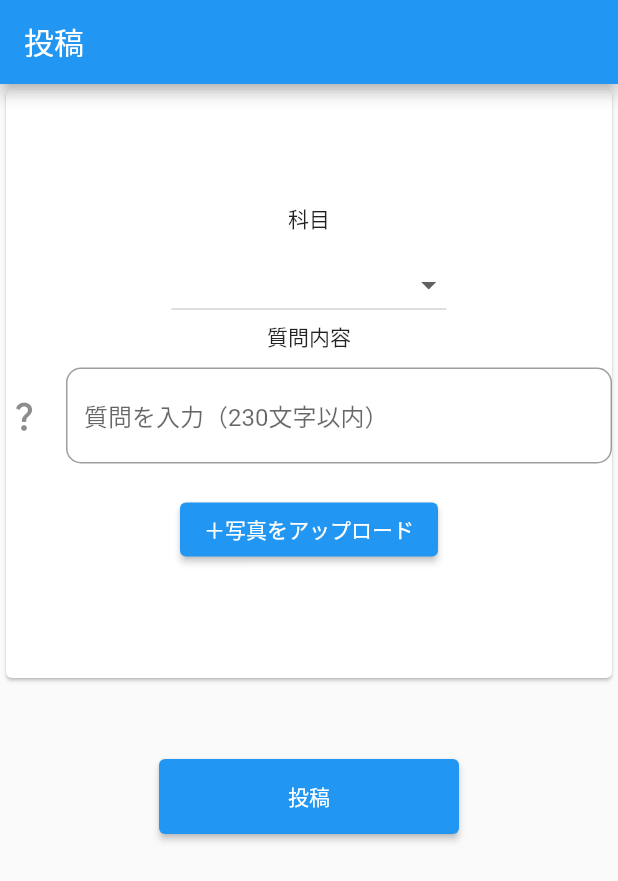
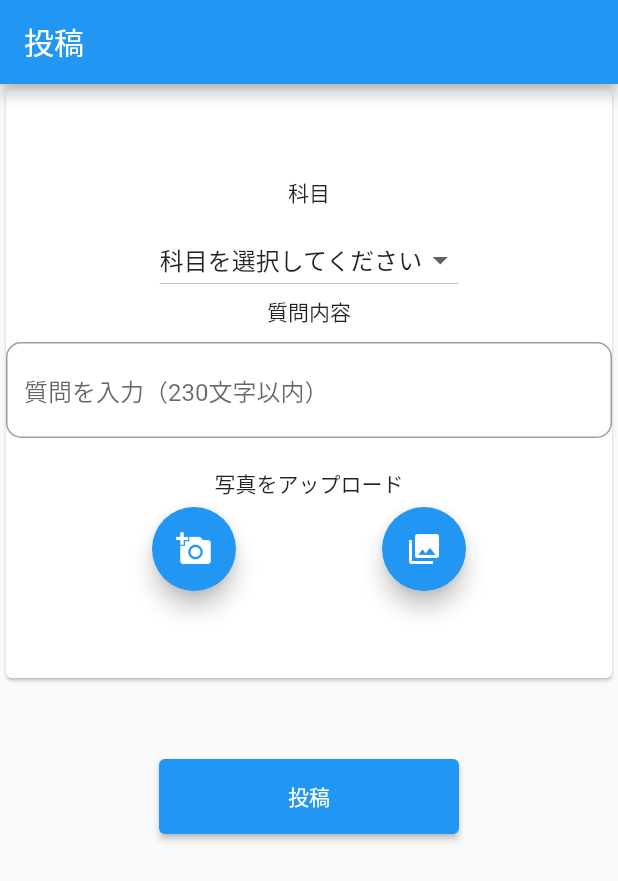
Before and after one commit to dao0203/share_study_app, a Flutter app: the screen it shows after launch, on a phone screen of 412 x 824 dp. Shown: the top 881 px of the screen. Run offline on Flutter 3.47's test engine with Material 2 defaults, Android fonts, the phone set to English and light mode, and no system bars; our stand-ins replace google_sign_in, hooks_riverpod, image_picker.

Commit message:
[update] UIのリファクタリング

```diff
--- a/lib/tweet_page/question_page.dart
+++ b/lib/tweet_page/question_page.dart
@@ -2,13 +2,29 @@ import 'package:flutter/material.dart';
 import 'package:flutter/physics.dart';
 import 'package:flutter/src/widgets/container.dart';
 import 'package:flutter/src/widgets/framework.dart';
+import 'dart:io';
+import 'package:image_picker/image_picker.dart';
 
 /*投稿画面の初期状態画面
 
 @author 佐藤佑哉
 */
-class QuestionPage extends StatelessWidget {
+class QuestionPage extends StatefulWidget {
   const QuestionPage({super.key});
+
+  @override
+  State<QuestionPage> createState() => _QuestionPageState();
+}
+
+class _QuestionPageState extends State<QuestionPage> {
+  var selectedValue = "科目を選択してください";
+  final dropDownLists = <String>["科目を選択してください", "科目１", "科目２"];
+  late File _image; //カメラから画像を取得
+  final picker = ImagePicker(); //カメラから画像を取得するメソッドを宣言
+
+  Future getImageFromCamera() async {
+    final PickedFile = await picker.getImage(source: ImageSource.camera);
+  }
 
   @override
   Widget build(BuildContext context) {
@@ -23,7 +39,7 @@ class QuestionPage extends StatelessWidget {
         child: Column(
           children: [
             SizedBox(
-              height: 400,
+              height: 400, //カードの大きさを定義
               child: Card(
                 //投稿画面の中身
 
@@ -31,27 +47,31 @@ class QuestionPage extends StatelessWidget {
                   mainAxisAlignment: MainAxisAlignment.center,
                   children: [
                     //項目の中身
+
                     Text("科目"),
-                    SizedBox(height: 10),
+                    SizedBox(height: 10), //間隔を開ける
                     /*科目選択ボタン*/
-                    DropdownButton(items: const [
-                      DropdownMenuItem(
-                        child: Text("科目を選択して下さい"),
-                        value: '科目を選択して下さい',
+                    DropdownButton(
+                      items: dropDownLists
+                          .map(
+                            (String list) => DropdownMenuItem(
+                              value: list,
+                              child: Text(list),
                             ),
-                      DropdownMenuItem(
-                        child: Text("科目1"),
-                        value: '科目1',
+                          )
+                          .toList(),
+                      onChanged: (String? value) {
+                        setState(() {
+                          selectedValue = value!;
+                        });
+                      },
+                      value: selectedValue,
                     ),
-                      DropdownMenuItem(
-                        child: Text("科目2"),
-                        value: '科目2',
-                      ),
-                    ], onChanged: (String? value) {}),
                     Text("質問内容"),
-                    SizedBox(height: 10),
-                    /**質問内容を投稿するテキスト */
+                    SizedBox(height: 10), //間隔を開ける
+
                     TextField(
+                      //質問内容入力
                       keyboardType: TextInputType.multiline,
                       maxLines: null,
                       decoration: InputDecoration(
@@ -60,20 +80,25 @@ class QuestionPage extends StatelessWidget {
                           borderSide: BorderSide(color: Colors.grey),
                         ),
                         hintText: '質問を入力（230文字以内）',
-                          icon: Icon(Icons.question_mark)),
+                      ),
                     ),
                     /**写真アップロードボタン */
                     SizedBox(height: 20), //間隔を開ける
-                    ElevatedButton(
+                    Text("写真をアップロード"),
+                    SizedBox(height: 5),
+                    Row(
+                      mainAxisAlignment: MainAxisAlignment.spaceEvenly,
+                      children: [
+                        FloatingActionButton(
                           onPressed: () {},
-                      child: Text("＋写真をアップロード"),
-                      style: ElevatedButton.styleFrom(
-                        alignment: Alignment(
-                          0,
-                          0,
+                          child: Icon(Icons.add_a_photo),
                         ),
-                      ),
-                    ),
+                        FloatingActionButton(
+                          onPressed: () {},
+                          child: Icon(Icons.photo_library),
+                        )
+                      ],
+                    )
                   ],
                 ),
               ),
```
Lines whose indentation alone changed are shown as unchanged.
